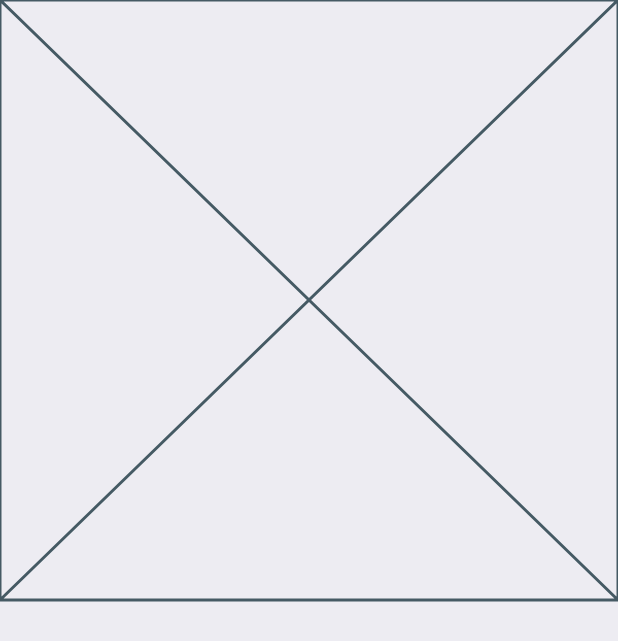
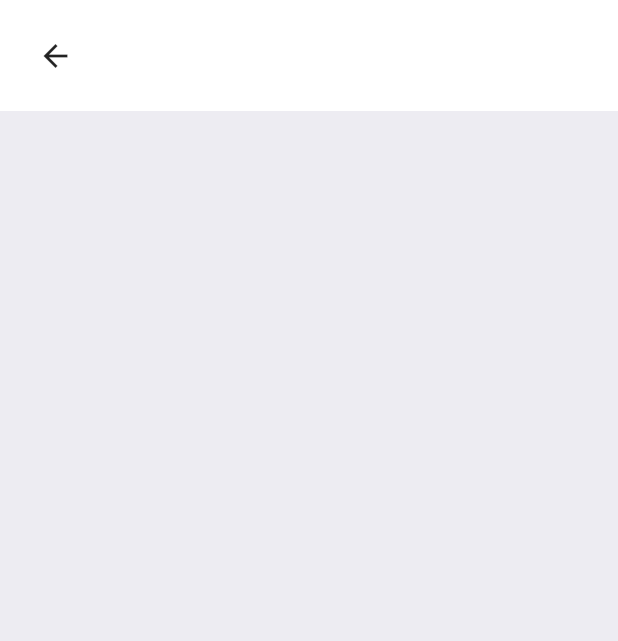
Before and after one commit to mcalisadeghi/Shopping_App_UI_Design, a Flutter app: the ItemPages screen opened by its route, on a phone screen of 412 x 824 dp. Shown: the top 641 px of the screen. Run offline on Flutter 3.47's test engine with Material 2 defaults, Android fonts, the phone set to English and light mode, and no system bars; our stand-ins replace badges, curved_navigation_bar.

Commit message:
add icon itemappbar

```diff
--- a/lib/widgets/ItemAppbar.dart
+++ b/lib/widgets/ItemAppbar.dart
@@ -1,4 +1,5 @@
 import 'package:flutter/cupertino.dart';
+import 'package:flutter/material.dart';
 
 class ItemAppbar extends StatefulWidget {
   const ItemAppbar({super.key});
@@ -10,6 +11,23 @@ class ItemAppbar extends StatefulWidget {
 class _ItemAppbarState extends State<ItemAppbar> {
   @override
   Widget build(BuildContext context) {
-    return const Placeholder();
+    return Container(
+      color: Colors.white,
+      padding: const EdgeInsets.all(
+        25,
+      ),
+      child: Row(
+        children: [
+          InkWell(
+            onTap: () {
+              Navigator.pop(context);
+            },
+            child: const Icon(
+              Icons.arrow_back,
+            ),
+          )
+        ],
+      ),
+    );
   }
 }
```
